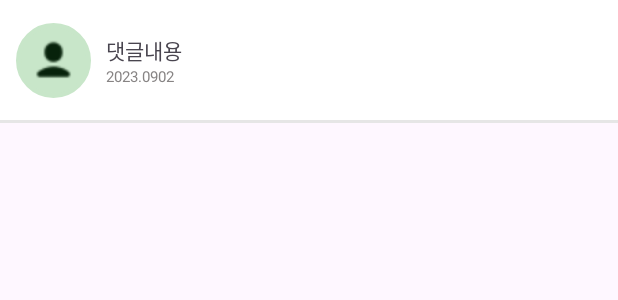
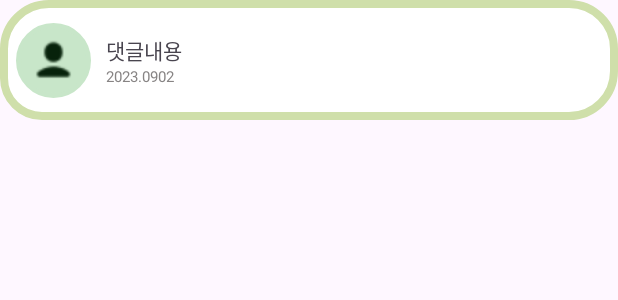
Before and after one commit to devil7861/ProjectTiatS, an Android app: the layout list_chatroom_item.xml on its own in the app's theme, with its tools: preview values and no code run, on a phone screen of 412 x 824 dp. Shown: the top 300 px of the screen. Run offline under Robolectric (Android 15) with nearby library versions, the phone set to English and light mode, and no system bars.

Commit message:
ver1.3 1. 채팅방리스트 디자인변경

```diff
--- a/app/src/main/java/com/jica/newpts/MainFragment/ProfileFragment.java
+++ b/app/src/main/java/com/jica/newpts/MainFragment/ProfileFragment.java
@@ -335,7 +335,7 @@ public class ProfileFragment extends Fragment {
         chatRoom.setC_idx(documentId);
         chatRoom.setC_send(currentUser.getEmail());
         chatRoom.setC_receive(userId);
-        chatRoom.setC_subject(currentUser.getEmail() + "와 " + userId + " 채팅");
+        chatRoom.setC_subject(currentUser.getEmail() + "와\n " + userId + "의 채팅");
         chatRoom.setC_date(date);
 
 
--- a/app/src/main/java/com/jica/newpts/ProfileFragment/ChattingActivity.java
+++ b/app/src/main/java/com/jica/newpts/ProfileFragment/ChattingActivity.java
@@ -80,7 +80,7 @@ public class ChattingActivity extends AppCompatActivity {
         // 현재 로그인된 사용자를 가져옵니다.
         FirebaseUser currentUser = firebaseAuth.getCurrentUser();
         tvACCSubject.setText(currentUser.getEmail() + "님 안녕하세요");
-        tvACCCountComment.setText("유저간 이야기ㄱ");
+        tvACCCountComment.setText("유저간 이야기");
 
         addTextWatcherForMaxLength(etACCWriteComment, 0);
 
--- a/app/src/main/res/layout/list_chatroom_item.xml
+++ b/app/src/main/res/layout/list_chatroom_item.xml
@@ -4,12 +4,13 @@
     xmlns:tools="http://schemas.android.com/tools"
     android:layout_width="wrap_content"
     android:layout_height="wrap_content"
+    android:layout_marginBottom="5dp"
     android:orientation="vertical">
 
     <LinearLayout
         android:layout_width="match_parent"
         android:layout_height="match_parent"
-        android:background="#FFFFFF"
+        android:background="@drawable/drawable_round_rectangle_stroke_solid"
         android:orientation="horizontal">
 
         <TextView
@@ -85,6 +86,7 @@
         android:id="@+id/view9"
         android:layout_width="match_parent"
         android:layout_height="2dp"
-        android:background="#E6E6E6" />
+        android:background="#E6E6E6"
+        android:visibility="invisible" />
 
 </LinearLayout>
```
Also changed, not shown: app/src/main/res/layout/fragment_chatromm_list.xml (+12 -13 lines).
